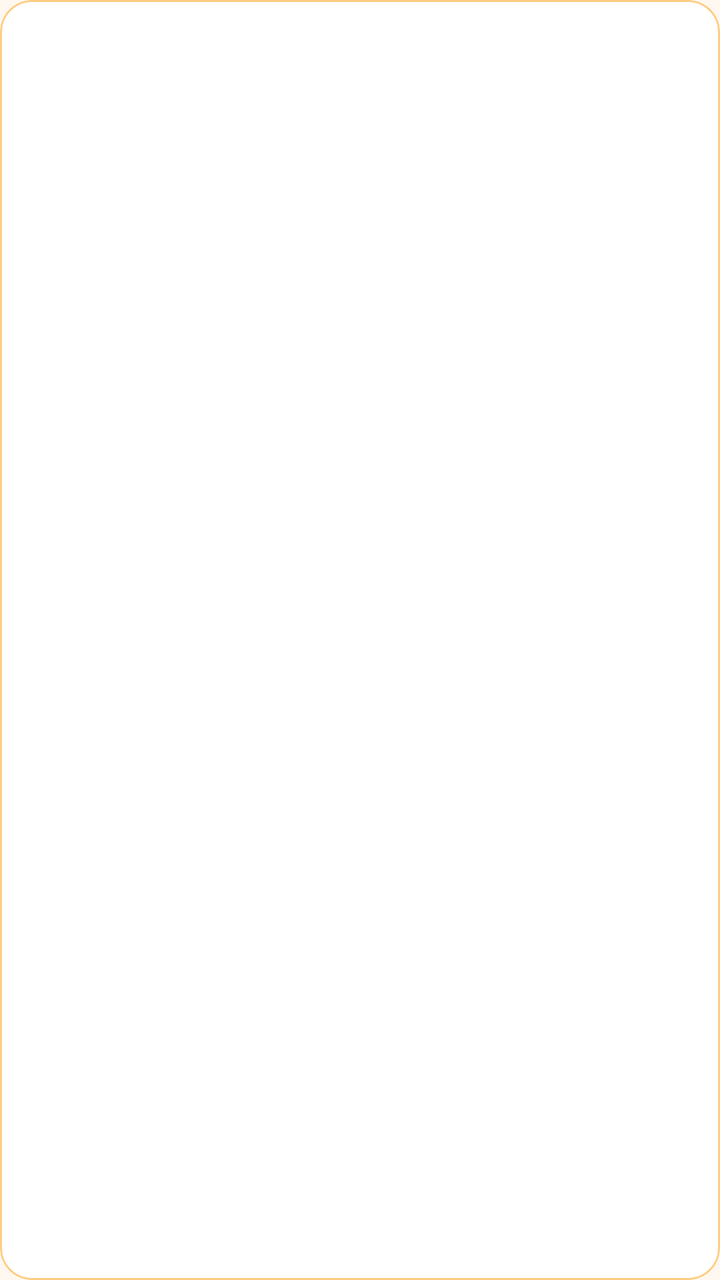
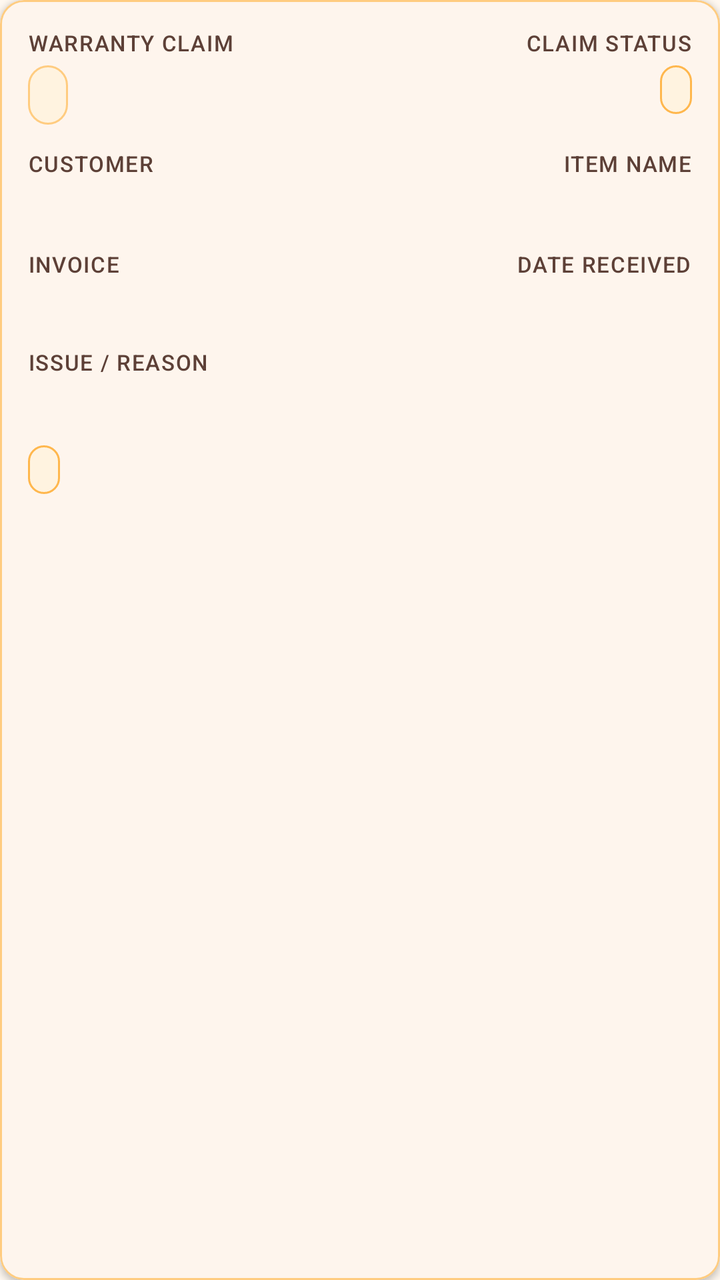

Before-and-after screenshots of an Android layout around one commit, followed by the original layout XML and the change that was made.
<!-- AndroidManifest.xml: application theme Theme.VikrSaathi -->
<!-- res/layout/item_warranty_claim.xml -->
<?xml version="1.0" encoding="utf-8"?>
<com.google.android.material.card.MaterialCardView xmlns:android="http://schemas.android.com/apk/res/android"
    xmlns:app="http://schemas.android.com/apk/res-auto"
    android:layout_width="match_parent"
    android:layout_height="wrap_content"
    android:layout_marginVertical="6dp"
    android:clickable="true"
    android:focusable="true"
    app:cardBackgroundColor="@color/surface_card"
    app:cardCornerRadius="16dp"
    app:cardElevation="0dp"
    app:strokeColor="@color/stroke_default"
    app:strokeWidth="1dp">

    <LinearLayout
        android:layout_width="match_parent"
        android:layout_height="wrap_content"
        android:orientation="vertical"
        android:padding="14dp">

        <LinearLayout
            android:layout_width="match_parent"
            android:layout_height="wrap_content"
            android:gravity="center_vertical"
            android:orientation="horizontal">

            <TextView
                android:id="@+id/textClaimReference"
                android:layout_width="0dp"
                android:layout_height="wrap_content"
                android:layout_weight="1"
                android:ellipsize="end"
                android:maxLines="2"
                android:textAppearance="?attr/textAppearanceTitleMedium"
                android:textColor="@color/text_primary_dark"
                android:textStyle="bold" />

            <TextView
                android:id="@+id/textClaimStatus"
                android:layout_width="wrap_content"
                android:layout_height="wrap_content"
                android:layout_marginStart="8dp"
                android:ellipsize="end"
                android:gravity="end"
                android:maxLines="2"
                android:textAppearance="?attr/textAppearanceLabelMedium"
                android:textColor="@color/text_accent"
                android:textStyle="bold" />
        </LinearLayout>

        <TextView
            android:id="@+id/textClaimParties"
            android:layout_width="match_parent"
            android:layout_height="wrap_content"
            android:layout_marginTop="4dp"
            android:textColor="@color/text_secondary_dark" />

        <TextView
            android:id="@+id/textClaimMeta"
            android:layout_width="match_parent"
            android:layout_height="wrap_content"
            android:layout_marginTop="2dp"
            android:textColor="@color/text_secondary_dark" />

        <TextView
            android:id="@+id/textClaimOutcome"
            android:layout_width="match_parent"
            android:layout_height="wrap_content"
            android:layout_marginTop="2dp"
            android:textColor="@color/text_primary_dark"
            android:visibility="gone" />

        <TextView
            android:id="@+id/textClaimHandover"
            android:layout_width="match_parent"
            android:layout_height="wrap_content"
            android:layout_marginTop="2dp"
            android:textStyle="bold" />
    </LinearLayout>
</com.google.android.material.card.MaterialCardView>
<!-- resources referenced by this layout -->
<resources>
  <color name="stroke_default">@color/orange_200</color>
  <color name="surface_card">#FFFFFF</color>
  <color name="text_accent">@color/orange_800</color>
  <color name="text_primary_dark">#212121</color>
  <color name="text_secondary_dark">#5D4037</color>
  <color name="orange_200">#FFCC80</color>
  <color name="orange_800">#EF6C00</color>
  <color name="orange_primary">#F57C00</color>
  <color name="orange_primary_dark">#E65100</color>
  <color name="orange_on_primary">#FFFFFF</color>
  <color name="orange_accent">#FFB74D</color>
  <color name="orange_700">#F57C00</color>
  <color name="black">#FF000000</color>
  <color name="orange_100">#FFE0B2</color>
  <color name="orange_900">#E65100</color>
  <color name="orange_surface">#FFF8F0</color>
  <color name="stroke_subtle">@color/orange_100</color>
  <style name="VikrSaathiSwitch" parent="Widget.Material3.CompoundButton.MaterialSwitch">
          <item name="thumbTint">@color/switch_thumb_tint</item>
          <item name="trackTint">@color/switch_track_tint</item>
          <item name="trackDecorationTint">@color/switch_track_decoration_tint</item>
      </style>
  <style name="VikrSaathiOutlinedButton" parent="Widget.Material3.Button.OutlinedButton">
          <item name="android:textColor">@color/button_outlined_text</item>
          <item name="strokeColor">@color/button_outlined_stroke</item>
      </style>
  <!-- unchanged entries left out for length: 1 -->
</resources>

<!-- the commit's change to res/layout/item_warranty_claim.xml (unified diff, before → after) -->
@@ -1,16 +1,14 @@
 <?xml version="1.0" encoding="utf-8"?>
 <com.google.android.material.card.MaterialCardView xmlns:android="http://schemas.android.com/apk/res/android"
     xmlns:app="http://schemas.android.com/apk/res-auto"
+    style="@style/VikrSaathiBillLineCard"
     android:layout_width="match_parent"
     android:layout_height="wrap_content"
+    android:layout_marginHorizontal="2dp"
     android:layout_marginVertical="6dp"
     android:clickable="true"
     android:focusable="true"
-    app:cardBackgroundColor="@color/surface_card"
-    app:cardCornerRadius="16dp"
-    app:cardElevation="0dp"
-    app:strokeColor="@color/stroke_default"
-    app:strokeWidth="1dp">
+    app:rippleColor="@color/ripple_subtle">
 
     <LinearLayout
         android:layout_width="match_parent"
@@ -21,60 +19,254 @@
         <LinearLayout
             android:layout_width="match_parent"
             android:layout_height="wrap_content"
-            android:gravity="center_vertical"
-            android:orientation="horizontal">
-
-            <TextView
-                android:id="@+id/textClaimReference"
-                android:layout_width="0dp"
-                android:layout_height="wrap_content"
-                android:layout_weight="1"
+            android:baselineAligned="false"
+            android:orientation="horizontal">
+
+            <LinearLayout
+                android:layout_width="0dp"
+                android:layout_height="wrap_content"
+                android:layout_marginEnd="12dp"
+                android:layout_weight="1"
+                android:orientation="vertical">
+
+                <TextView
+                    style="@style/VikrSaathiBillLineLabel"
+                    android:layout_width="wrap_content"
+                    android:layout_height="wrap_content"
+                    android:text="@string/warranty_claim" />
+
+                <TextView
+                    android:id="@+id/textClaimReference"
+                    android:layout_width="wrap_content"
+                    android:layout_height="wrap_content"
+                    android:layout_marginTop="4dp"
+                    android:background="@drawable/bg_history_value_box"
+                    android:ellipsize="end"
+                    android:maxLines="1"
+                    android:paddingHorizontal="10dp"
+                    android:paddingVertical="4dp"
+                    android:textAppearance="?attr/textAppearanceTitleMedium"
+                    android:textColor="@color/text_primary_dark"
+                    android:textStyle="bold" />
+            </LinearLayout>
+
+            <LinearLayout
+                android:layout_width="wrap_content"
+                android:layout_height="wrap_content"
+                android:gravity="end"
+                android:orientation="vertical">
+
+                <TextView
+                    style="@style/VikrSaathiBillLineLabel"
+                    android:layout_width="wrap_content"
+                    android:layout_height="wrap_content"
+                    android:layout_gravity="end"
+                    android:text="@string/warranty_claim_status" />
+
+                <TextView
+                    android:id="@+id/textClaimStatus"
+                    android:layout_width="wrap_content"
+                    android:layout_height="wrap_content"
+                    android:layout_gravity="end"
+                    android:layout_marginTop="4dp"
+                    android:background="@drawable/bg_new_flag"
+                    android:ellipsize="end"
+                    android:gravity="end"
+                    android:maxWidth="148dp"
+                    android:maxLines="2"
+                    android:paddingHorizontal="8dp"
+                    android:paddingVertical="4dp"
+                    android:textColor="@color/text_accent"
+                    android:textSize="12sp"
+                    android:textStyle="bold" />
+            </LinearLayout>
+        </LinearLayout>
+
+        <LinearLayout
+            android:layout_width="match_parent"
+            android:layout_height="wrap_content"
+            android:layout_marginTop="12dp"
+            android:baselineAligned="false"
+            android:orientation="horizontal">
+
+            <LinearLayout
+                android:layout_width="0dp"
+                android:layout_height="wrap_content"
+                android:layout_marginEnd="12dp"
+                android:layout_weight="1"
+                android:orientation="vertical">
+
+                <TextView
+                    style="@style/VikrSaathiBillLineLabel"
+                    android:layout_width="wrap_content"
+                    android:layout_height="wrap_content"
+                    android:text="@string/bill_customer" />
+
+                <TextView
+                    android:id="@+id/textClaimCustomer"
+                    android:layout_width="match_parent"
+                    android:layout_height="wrap_content"
+                    android:layout_marginTop="2dp"
+                    android:ellipsize="end"
+                    android:maxLines="2"
+                    android:textColor="@color/text_primary_dark"
+                    android:textSize="16sp"
+                    android:textStyle="bold" />
+
+                <TextView
+                    android:id="@+id/textClaimPhone"
+                    android:layout_width="match_parent"
+                    android:layout_height="wrap_content"
+                    android:layout_marginTop="2dp"
+                    android:ellipsize="end"
+                    android:maxLines="1"
+                    android:textColor="@color/text_secondary_dark"
+                    android:textSize="13sp"
+                    android:visibility="gone" />
+            </LinearLayout>
+
+            <LinearLayout
+                android:layout_width="0dp"
+                android:layout_height="wrap_content"
+                android:layout_weight="1"
+                android:gravity="end"
+                android:orientation="vertical">
+
+                <TextView
+                    style="@style/VikrSaathiBillLineLabel"
+                    android:layout_width="wrap_content"
+                    android:layout_height="wrap_content"
+                    android:layout_gravity="end"
+                    android:text="@string/item_name" />
+
+                <TextView
+                    android:id="@+id/textClaimItem"
+                    android:layout_width="match_parent"
+                    android:layout_height="wrap_content"
+                    android:layout_marginTop="2dp"
+                    android:ellipsize="end"
+                    android:gravity="end"
+                    android:maxLines="2"
+                    android:textColor="@color/text_primary_dark"
+                    android:textSize="16sp"
+                    android:textStyle="bold" />
+            </LinearLayout>
+        </LinearLayout>
+
+        <LinearLayout
+            android:layout_width="match_parent"
+            android:layout_height="wrap_content"
+            android:layout_marginTop="12dp"
+            android:baselineAligned="false"
+            android:orientation="horizontal">
+
+            <LinearLayout
+                android:layout_width="0dp"
+                android:layout_height="wrap_content"
+                android:layout_marginEnd="12dp"
+                android:layout_weight="1"
+                android:orientation="vertical">
+
+                <TextView
+                    style="@style/VikrSaathiBillLineLabel"
+                    android:layout_width="wrap_content"
+                    android:layout_height="wrap_content"
+                    android:text="@string/col_invoice" />
+
+                <TextView
+                    android:id="@+id/textClaimInvoice"
+                    android:layout_width="match_parent"
+                    android:layout_height="wrap_content"
+                    android:layout_marginTop="2dp"
+                    android:ellipsize="end"
+                    android:maxLines="1"
+                    android:textColor="@color/text_primary_dark"
+                    android:textSize="15sp" />
+            </LinearLayout>
+
+            <LinearLayout
+                android:layout_width="0dp"
+                android:layout_height="wrap_content"
+                android:layout_weight="1"
+                android:gravity="end"
+                android:orientation="vertical">
+
+                <TextView
+                    style="@style/VikrSaathiBillLineLabel"
+                    android:layout_width="wrap_content"
+                    android:layout_height="wrap_content"
+                    android:layout_gravity="end"
+                    android:text="@string/warranty_date_received" />
+
+                <TextView
+                    android:id="@+id/textClaimReceived"
+                    android:layout_width="match_parent"
+                    android:layout_height="wrap_content"
+                    android:layout_marginTop="2dp"
+                    android:gravity="end"
+                    android:textColor="@color/text_primary_dark"
+                    android:textSize="15sp" />
+            </LinearLayout>
+        </LinearLayout>
+
+        <LinearLayout
+            android:id="@+id/layoutClaimIssue"
+            android:layout_width="match_parent"
+            android:layout_height="wrap_content"
+            android:layout_marginTop="12dp"
+            android:orientation="vertical">
+
+            <TextView
+                style="@style/VikrSaathiBillLineLabel"
+                android:layout_width="wrap_content"
+                android:layout_height="wrap_content"
+                android:text="@string/warranty_issue" />
+
+            <TextView
+                android:id="@+id/textClaimIssue"
+                android:layout_width="match_parent"
+                android:layout_height="wrap_content"
+                android:layout_marginTop="2dp"
                 android:ellipsize="end"
                 android:maxLines="2"
-                android:textAppearance="?attr/textAppearanceTitleMedium"
                 android:textColor="@color/text_primary_dark"
+                android:textSize="15sp" />
+        </LinearLayout>
+
+        <LinearLayout
+            android:layout_width="match_parent"
+            android:layout_height="wrap_content"
+            android:layout_marginTop="12dp"
+            android:gravity="center_vertical"
+            android:orientation="horizontal">
+
+            <TextView
+                android:id="@+id/textClaimOutcome"
+                android:layout_width="0dp"
+                android:layout_height="wrap_content"
+                android:layout_marginEnd="8dp"
+                android:layout_weight="1"
+                android:background="@drawable/bg_new_flag"
+                android:ellipsize="end"
+                android:maxLines="2"
+                android:paddingHorizontal="8dp"
+                android:paddingVertical="4dp"
+                android:textColor="@color/balance_receivable"
+                android:textSize="12sp"
+                android:textStyle="bold"
+                android:visibility="gone" />
+
+            <TextView
+                android:id="@+id/textClaimHandover"
+                android:layout_width="wrap_content"
+                android:layout_height="wrap_content"
+                android:background="@drawable/bg_new_flag"
+                android:ellipsize="end"
+                android:maxLines="1"
+                android:paddingHorizontal="8dp"
+                android:paddingVertical="4dp"
+                android:textSize="12sp"
                 android:textStyle="bold" />
-
-            <TextView
-                android:id="@+id/textClaimStatus"
-                android:layout_width="wrap_content"
-                android:layout_height="wrap_content"
-                android:layout_marginStart="8dp"
-                android:ellipsize="end"
-                android:gravity="end"
-                android:maxLines="2"
-                android:textAppearance="?attr/textAppearanceLabelMedium"
-                android:textColor="@color/text_accent"
-                android:textStyle="bold" />
-        </LinearLayout>
-
-        <TextView
-            android:id="@+id/textClaimParties"
-            android:layout_width="match_parent"
-            android:layout_height="wrap_content"
-            android:layout_marginTop="4dp"
-            android:textColor="@color/text_secondary_dark" />
-
-        <TextView
-            android:id="@+id/textClaimMeta"
-            android:layout_width="match_parent"
-            android:layout_height="wrap_content"
-            android:layout_marginTop="2dp"
-            android:textColor="@color/text_secondary_dark" />
-
-        <TextView
-            android:id="@+id/textClaimOutcome"
-            android:layout_width="match_parent"
-            android:layout_height="wrap_content"
-            android:layout_marginTop="2dp"
-            android:textColor="@color/text_primary_dark"
-            android:visibility="gone" />
-
-        <TextView
-            android:id="@+id/textClaimHandover"
-            android:layout_width="match_parent"
-            android:layout_height="wrap_content"
-            android:layout_marginTop="2dp"
-            android:textStyle="bold" />
+        </LinearLayout>
     </LinearLayout>
 </com.google.android.material.card.MaterialCardView>
<!-- resource entries referenced after the edit -->
@@ -1,12 +1,57 @@
 <!-- resources referenced by this layout -->
 <resources>
+  <color name="balance_receivable">#2E7D32</color>
+  <color name="ripple_subtle">@color/orange_100</color>
   <color name="stroke_default">@color/orange_200</color>
+  <color name="stroke_button">@color/orange_300</color>
   <color name="surface_card">#FFFFFF</color>
   <color name="text_accent">@color/orange_800</color>
   <color name="text_primary_dark">#212121</color>
   <color name="text_secondary_dark">#5D4037</color>
+  <!-- drawable bg_history_value_box (drawable) -->
+  <?xml version="1.0" encoding="utf-8"?>
+  <shape xmlns:android="http://schemas.android.com/apk/res/android"
+      android:shape="rectangle">
+      <solid android:color="@color/surface_muted" />
+      <stroke
+          android:width="1dp"
+          android:color="@color/stroke_default" />
+      <corners android:radius="10dp" />
+  </shape>
+  <!-- drawable bg_new_flag (drawable) -->
+  <?xml version="1.0" encoding="utf-8"?>
+  <shape xmlns:android="http://schemas.android.com/apk/res/android"
+      android:shape="rectangle">
+      <solid android:color="@color/surface_muted" />
+      <stroke
+          android:width="1dp"
+          android:color="@color/stroke_button" />
+      <corners android:radius="12dp" />
+  </shape>
+  <string name="bill_customer">Customer</string>
+  <string name="col_invoice">Invoice</string>
+  <string name="item_name">Item Name</string>
+  <string name="warranty_claim">Warranty claim</string>
+  <string name="warranty_claim_status">Claim status</string>
+  <string name="warranty_date_received">Date received</string>
+  <string name="warranty_issue">Issue / reason</string>
+  <style name="VikrSaathiBillLineCard" parent="Widget.Material3.CardView.Outlined">
+          <item name="cardCornerRadius">12dp</item>
+          <item name="cardElevation">2dp</item>
+          <item name="strokeColor">?attr/colorOutline</item>
+          <item name="strokeWidth">1dp</item>
+          <item name="cardBackgroundColor">?attr/colorSurface</item>
+      </style>
+  <style name="VikrSaathiBillLineLabel">
+          <item name="android:textAppearance">?attr/textAppearanceLabelSmall</item>
+          <item name="android:textColor">?attr/colorOnSurfaceVariant</item>
+          <item name="android:textAllCaps">true</item>
+          <item name="android:letterSpacing">0.05</item>
+      </style>
   <color name="orange_200">#FFCC80</color>
+  <color name="orange_300">#FFB74D</color>
   <color name="orange_800">#EF6C00</color>
+  <color name="surface_muted">@color/orange_50</color>
   <color name="orange_primary">#F57C00</color>
   <color name="orange_primary_dark">#E65100</color>
   <color name="orange_on_primary">#FFFFFF</color>
@@ -26,6 +71,7 @@
           <item name="android:textColor">@color/button_outlined_text</item>
           <item name="strokeColor">@color/button_outlined_stroke</item>
       </style>
+  <color name="orange_50">#FFF3E0</color>
   <!-- unchanged entries left out for length: 1 -->
 </resources>
 
